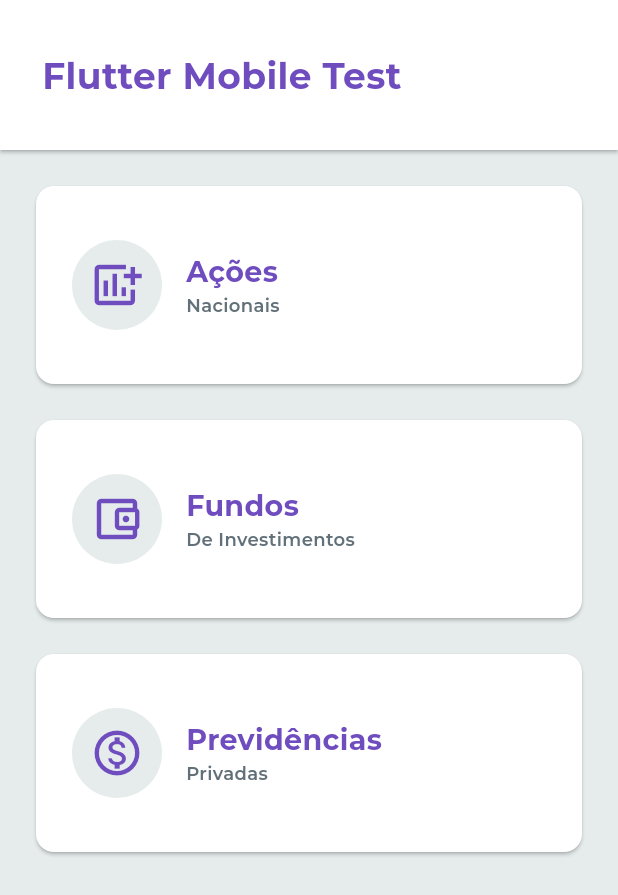
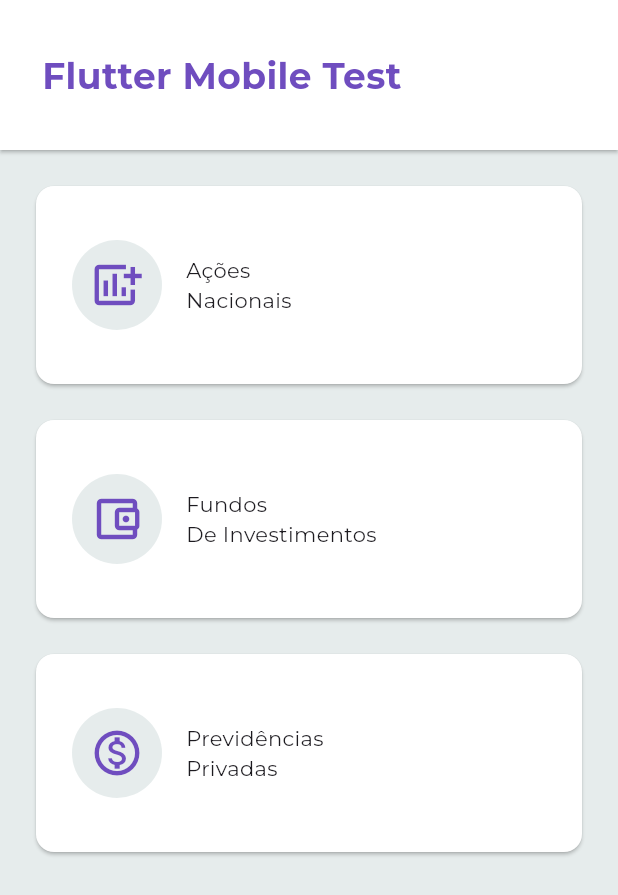
Before and after one commit to paulohm0/kinvo-mobile-test, a Flutter app: the screen it shows after launch, on a phone screen of 412 x 824 dp. Shown: the top 895 px of the screen. Run offline on Flutter 3.47's test engine with Material 3 defaults, Android fonts, the phone set to English and light mode, and no system bars; our stand-ins replace dio; statements that could not run were skipped; project files that could hold a hidden picture were left out.

Commit message:
refactor theme

```diff
--- a/lib/core/theme/app_colors.dart
+++ b/lib/core/theme/app_colors.dart
@@ -4,6 +4,7 @@ class AppColors {
   static const Color red = Color(0xFFE85D1F);
   static const Color blue = Color(0xFF36C4D6);
   static const Color grey = Color(0xFF627179);
+  static const Color grey2 = Color(0xFF4D595E);
   static const Color green = Color(0xFFAED335);
   static const Color white = Color(0xFFFFFFFF);
   static const Color yellow = Color(0xFFF8C22E);
--- a/lib/core/theme/app_text_styles.dart
+++ b/lib/core/theme/app_text_styles.dart
@@ -9,14 +9,32 @@ class AppTextStyles {
     fontWeight: FontWeight.bold,
     color: AppColors.primary,
   );
-  static const TextStyle titleCard = TextStyle(
+  static const TextStyle titleHomeCard = TextStyle(
     color: AppColors.primary,
     fontSize: AppTextSizes.titleCard,
     fontWeight: FontWeight.w700,
   );
-  static const TextStyle subTitleCard = TextStyle(
+  static const TextStyle subTitleHomeCard = TextStyle(
     color: AppColors.grey,
     fontSize: AppTextSizes.small,
     fontWeight: FontWeight.w600,
   );
+  static const TextStyle titleStockCard = TextStyle(
+    color: AppColors.grey2,
+    fontSize: AppTextSizes.titleCard,
+    fontWeight: FontWeight.w700,
+  );
+  static const TextStyle subTitleStockCard = TextStyle(
+    color: AppColors.grey,
+    fontSize: AppTextSizes.medium,
+    fontWeight: FontWeight.w600,
+  );
+  static const TextStyle minValueStockCard = TextStyle(
+    color: AppColors.grey2,
+    fontWeight: FontWeight.w700,
+  );
+  static const TextStyle profitValueStockCard = TextStyle(
+    color: AppColors.red,
+    fontWeight: FontWeight.w700,
+  );
 }
```
